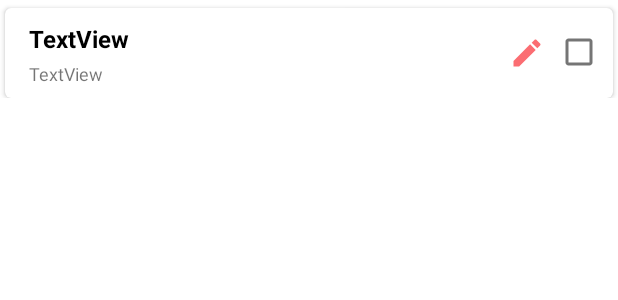
After one commit to Nekit120/FirstApp, an Android app: the layout shop_list_item.xml on its own in the app's theme, with its tools: preview values and no code run, on a phone screen of 412 x 824 dp. The commit adds this screen. Shown: the top 300 px of the screen. Run offline under Robolectric (Android 15) with nearby library versions, the phone set to English and light mode, and no system bars.

Commit message:
Add ShopListItemAdapter

```diff
--- a/app/src/main/java/com/example/firstapp/db/Dao.kt
+++ b/app/src/main/java/com/example/firstapp/db/Dao.kt
@@ -6,6 +6,7 @@ import androidx.room.Query
 import androidx.room.Update
 
 import com.example.firstapp.entities.NoteItem
+import com.example.firstapp.entities.ShopListItem
 import com.example.firstapp.entities.ShopListNameItem
 
 @androidx.room.Dao
@@ -16,12 +17,16 @@ interface Dao {
   fun getAllItems(): kotlinx.coroutines.flow.Flow<List<NoteItem>>
   @Query ("SELECT * FROM shopping_list_names")
   fun getAllShopListNames(): kotlinx.coroutines.flow.Flow<List<ShopListNameItem>>
+  @Query ("SELECT * FROM shop_list_item WHERE listId LIKE :listId")
+  fun getAllShopListItems(listId:Int): kotlinx.coroutines.flow.Flow<List<ShopListItem>>
   @Query ("DELETE FROM note_list WHERE id IS :id")
   suspend fun deleteNote(id:Int)
   @Query ("DELETE FROM shopping_list_names WHERE id IS :id")
   suspend fun deleteShopListName(id:Int)
   @Insert
   suspend fun insertNote(note:NoteItem)
+  @Insert
+  suspend fun insertItem(shopListItem:ShopListItem)
   @Update
   suspend fun updateNote(note:NoteItem)
   @Update
--- a/app/src/main/java/com/example/firstapp/db/MainDataBase.kt
+++ b/app/src/main/java/com/example/firstapp/db/MainDataBase.kt
@@ -6,11 +6,11 @@ import androidx.room.Room
 import androidx.room.RoomDatabase
 import com.example.firstapp.entities.LibraryItem
 import com.example.firstapp.entities.NoteItem
-import com.example.firstapp.entities.ShoppingListItem
+import com.example.firstapp.entities.ShopListItem
 import com.example.firstapp.entities.ShopListNameItem
 
 @Database(entities = [LibraryItem::class, NoteItem::class,
-    ShoppingListItem::class, ShopListNameItem::class], version = 1)
+    ShopListItem::class, ShopListNameItem::class], version = 1)
 abstract class MainDataBase: RoomDatabase() {
     abstract fun getDao():Dao
     companion object{
--- a/app/src/main/java/com/example/firstapp/entities/ShoppingListItem.kt
+++ b/app/src/main/java/com/example/firstapp/entities/ShopListItem.kt
@@ -5,7 +5,7 @@ import androidx.room.Entity
 import androidx.room.PrimaryKey
 
 @Entity(tableName = "shop_list_item")
-data class ShoppingListItem(
+data class ShopListItem(
     @PrimaryKey (autoGenerate = true)
     val id:Int?,
     @ColumnInfo (name = "name")
@@ -17,5 +17,5 @@ data class ShoppingListItem(
     @ColumnInfo (name = "listId")
     val listId:Int,
     @ColumnInfo (name = "itemType")
-    val itemType:String = "item"
+    val itemType:Int = 0
 )
--- /dev/null
+++ b/app/src/main/res/drawable/baseline_delete_forever_24.xml
@@ -0,0 +1,5 @@
+<vector android:height="24dp" android:tint="#888888"
+    android:viewportHeight="24" android:viewportWidth="24"
+    android:width="24dp" xmlns:android="http://schemas.android.com/apk/res/android">
+    <path android:fillColor="@android:color/white" android:pathData="M6,19c0,1.1 0.9,2 2,2h8c1.1,0 2,-0.9 2,-2L18,7L6,7v12zM8.46,11.88l1.41,-1.41L12,12.59l2.12,-2.12 1.41,1.41L13.41,14l2.12,2.12 -1.41,1.41L12,15.41l-2.12,2.12 -1.41,-1.41L10.59,14l-2.13,-2.12zM15.5,4l-1,-1h-5l-1,1L5,4v2h14L19,4z"/>
+</vector>
--- /dev/null
+++ b/app/src/main/res/drawable/ic_edit2.xml
@@ -0,0 +1,5 @@
+<vector android:height="24dp" android:tint="#FB6D72"
+    android:viewportHeight="24" android:viewportWidth="24"
+    android:width="24dp" xmlns:android="http://schemas.android.com/apk/res/android">
+    <path android:fillColor="@android:color/white" android:pathData="M3,17.25V21h3.75L17.81,9.94l-3.75,-3.75L3,17.25zM20.71,7.04c0.39,-0.39 0.39,-1.02 0,-1.41l-2.34,-2.34c-0.39,-0.39 -1.02,-0.39 -1.41,0l-1.83,1.83 3.75,3.75 1.83,-1.83z"/>
+</vector>
--- /dev/null
+++ b/app/src/main/res/drawable/ic_edit3.xml
@@ -0,0 +1,5 @@
+<vector android:height="24dp" android:tint="#888888"
+    android:viewportHeight="24" android:viewportWidth="24"
+    android:width="24dp" xmlns:android="http://schemas.android.com/apk/res/android">
+    <path android:fillColor="@android:color/white" android:pathData="M3,17.25V21h3.75L17.81,9.94l-3.75,-3.75L3,17.25zM20.71,7.04c0.39,-0.39 0.39,-1.02 0,-1.41l-2.34,-2.34c-0.39,-0.39 -1.02,-0.39 -1.41,0l-1.83,1.83 3.75,3.75 1.83,-1.83z"/>
+</vector>
--- /dev/null
+++ b/app/src/main/res/layout/shop_list_item.xml
@@ -0,0 +1,76 @@
+<?xml version="1.0" encoding="utf-8"?>
+<androidx.constraintlayout.widget.ConstraintLayout xmlns:android="http://schemas.android.com/apk/res/android"
+    xmlns:app="http://schemas.android.com/apk/res-auto"
+    xmlns:tools="http://schemas.android.com/tools"
+    android:layout_width="match_parent"
+    android:layout_height="wrap_content">
+
+    <androidx.cardview.widget.CardView
+        android:layout_width="0dp"
+        android:layout_height="wrap_content"
+        android:layout_marginStart="3dp"
+        android:layout_marginTop="5dp"
+        android:layout_marginEnd="3dp"
+        app:cardCornerRadius="4dp"
+        app:layout_constraintBottom_toBottomOf="parent"
+        app:layout_constraintEnd_toEndOf="parent"
+        app:layout_constraintStart_toStartOf="parent"
+        app:layout_constraintTop_toTopOf="parent">
+
+        <androidx.constraintlayout.widget.ConstraintLayout
+            android:layout_width="match_parent"
+            android:layout_height="match_parent">
+
+            <TextView
+                android:id="@+id/tvName"
+                android:layout_width="wrap_content"
+                android:layout_height="wrap_content"
+                android:layout_marginStart="16dp"
+                android:layout_marginTop="8dp"
+                android:layout_marginBottom="8dp"
+                android:text="TextView"
+                android:textColor="#000000"
+                android:textSize="16sp"
+                android:textStyle="bold"
+                app:layout_constraintBottom_toBottomOf="parent"
+                app:layout_constraintEnd_toStartOf="@+id/imageButton2"
+                app:layout_constraintHorizontal_bias="0.0"
+                app:layout_constraintStart_toStartOf="parent"
+                app:layout_constraintTop_toTopOf="parent"
+                app:layout_constraintVertical_bias="0.050000012" />
+
+            <TextView
+                android:id="@+id/tvInfo"
+                android:layout_width="wrap_content"
+                android:layout_height="wrap_content"
+                android:layout_marginTop="4dp"
+                android:layout_marginBottom="8dp"
+                android:text="TextView"
+                android:textSize="12sp"
+                android:visibility="visible"
+                app:layout_constraintBottom_toBottomOf="parent"
+                app:layout_constraintEnd_toEndOf="@+id/tvName"
+                app:layout_constraintHorizontal_bias="0.0"
+                app:layout_constraintStart_toStartOf="@+id/tvName"
+                app:layout_constraintTop_toBottomOf="@+id/tvName" />
+
+            <CheckBox
+                android:id="@+id/chBox"
+                android:layout_width="45dp"
+                android:layout_height="47dp"
+                app:layout_constraintBottom_toBottomOf="parent"
+                app:layout_constraintEnd_toEndOf="parent"
+                app:layout_constraintTop_toTopOf="parent" />
+
+            <ImageButton
+                android:id="@+id/imageButton2"
+                android:layout_width="wrap_content"
+                android:layout_height="wrap_content"
+                android:background="@null"
+                app:layout_constraintBottom_toBottomOf="@+id/chBox"
+                app:layout_constraintEnd_toStartOf="@+id/chBox"
+                app:layout_constraintTop_toTopOf="@+id/chBox"
+                app:srcCompat="@drawable/ic_edit2" />
+        </androidx.constraintlayout.widget.ConstraintLayout>
+    </androidx.cardview.widget.CardView>
+</androidx.constraintlayout.widget.ConstraintLayout>
--- a/app/src/main/res/values/colors.xml
+++ b/app/src/main/res/values/colors.xml
@@ -17,4 +17,5 @@
     <color name="picker_purple">#A23EB3</color>
     <color name="picker_yellow">#FCE03C</color>
     <color name="picker_orange">#F4A609</color>
+    <color name="grey">#474747</color>
 </resources>
```
Also changed, not shown: app/src/main/java/com/example/firstapp/activities/ShopListActivity.kt (+57 -1 lines), app/src/main/java/com/example/firstapp/db/MainViewModel.kt (+8 -1 lines), app/src/main/java/com/example/firstapp/db/ShopListItemAdapter.kt (added, +74 -0 lines), app/src/main/res/layout/activity_shop_list.xml (+11 -0 lines), app/src/main/res/layout/shop_library_list_item.xml (added, +64 -0 lines).
